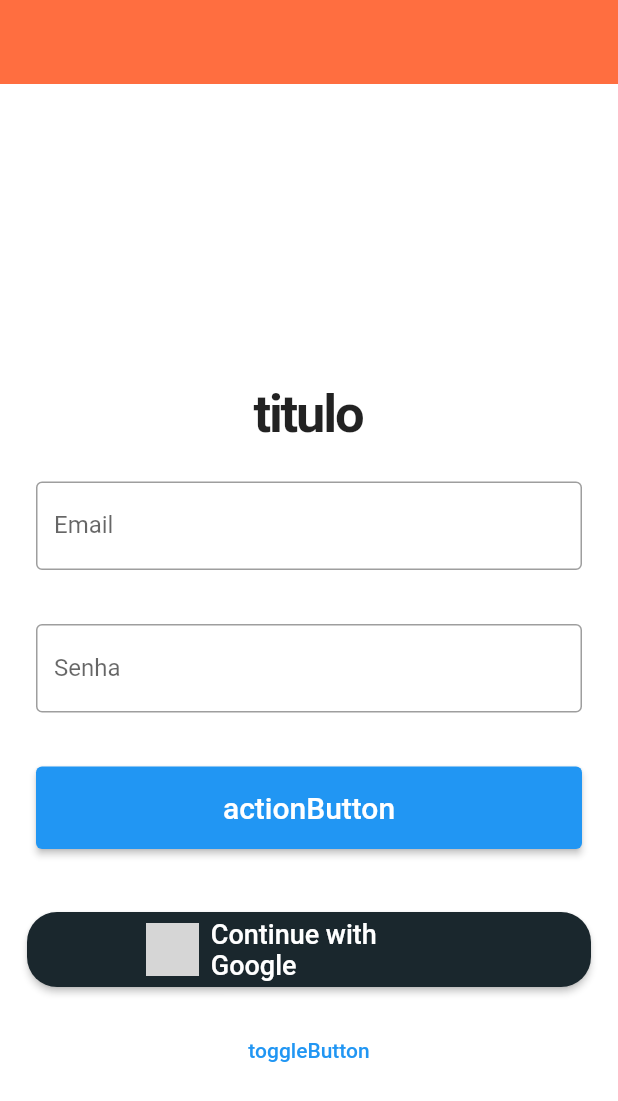
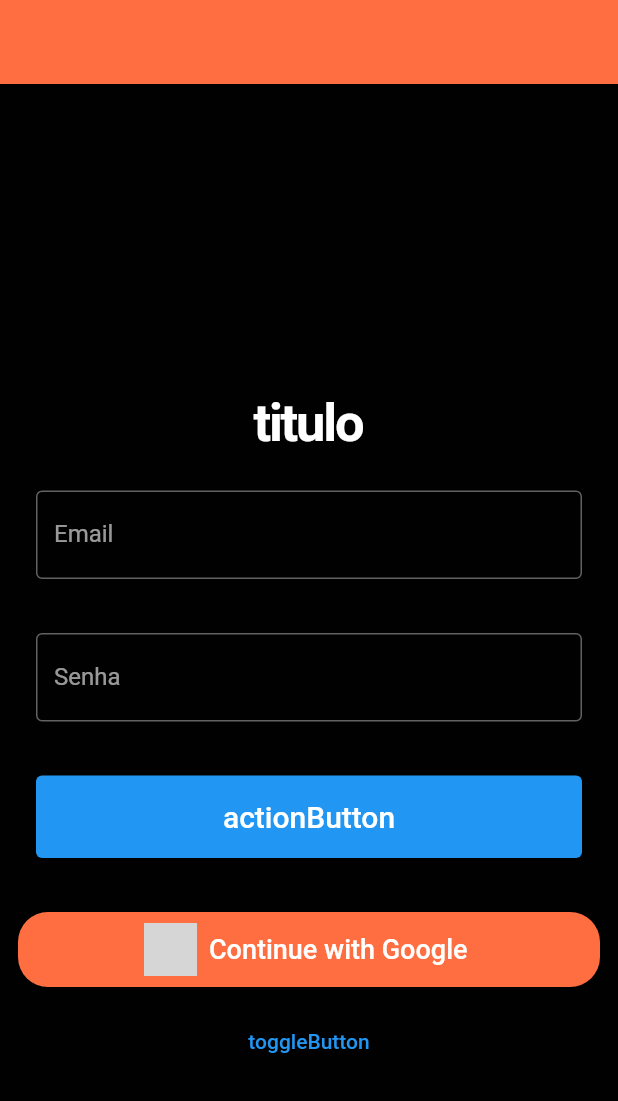
Before and after one commit to vitorlroma/joga_junto, a Flutter app: the screen it shows after launch, on a phone screen of 412 x 824 dp. Shown: the top 1101 px of the screen. Run offline on Flutter 3.47's test engine with Material 2 defaults, Android fonts, the light colour scheme and no system bars; drawn by our look-alikes of loading_overlay; our stand-ins replace cloud_firestore, firebase_auth, firebase_core, firebase_storage, flutter_riverpod, fpdart and 1 more; accounts and stored records are empty; grey boxes are pictures that could not be loaded.

Commit message:
cosmetic changes

```diff
--- a/lib/core/common/signin_google_button.dart
+++ b/lib/core/common/signin_google_button.dart
@@ -14,7 +14,7 @@ class SignInGoogle extends ConsumerWidget{
   @override
   Widget build(BuildContext context, WidgetRef ref) {
     return Padding(
-      padding: const EdgeInsets.all(18.0),
+      padding: const EdgeInsets.symmetric(horizontal: 12, vertical: 12),
       child: ElevatedButton.icon(
         onPressed: () => signInWithGoogle(context, ref),
         icon: Flexible(
@@ -27,7 +27,7 @@ class SignInGoogle extends ConsumerWidget{
           style: TextStyle(fontSize: 18),
           ),
         style: ElevatedButton.styleFrom(
-          backgroundColor: Pallete.greyColor,
+          backgroundColor: Pallete.orangeColor,
           minimumSize: const Size(double.infinity, 50),
           shape: RoundedRectangleBorder(
             borderRadius: BorderRadius.circular(20)
--- a/lib/main.dart
+++ b/lib/main.dart
@@ -25,7 +25,7 @@ class MyApp extends StatelessWidget {
     return MaterialApp(
 
       debugShowCheckedModeBanner: false,
-      theme: Pallete.lightModeAppTheme,
+      theme: Pallete.darkModeAppTheme,
       initialRoute: LoginScreen.id,
       routes: {
         LoginScreen.id: (context) => const LoginScreen(),
--- a/lib/theme/pallete.dart
+++ b/lib/theme/pallete.dart
@@ -15,6 +15,7 @@ class Pallete {
     cardColor: greyColor,
     appBarTheme: const AppBarTheme(
       backgroundColor: orangeColor,
+      elevation: 5,
       iconTheme: IconThemeData(
         color: whiteColor,
       ),
@@ -30,7 +31,7 @@ class Pallete {
     cardColor: greyColor,
     appBarTheme: const AppBarTheme(
       backgroundColor: orangeColor,
-      elevation: 0,
+      elevation: 5,
       iconTheme: IconThemeData(
         color: blackColor,
       ),
```
